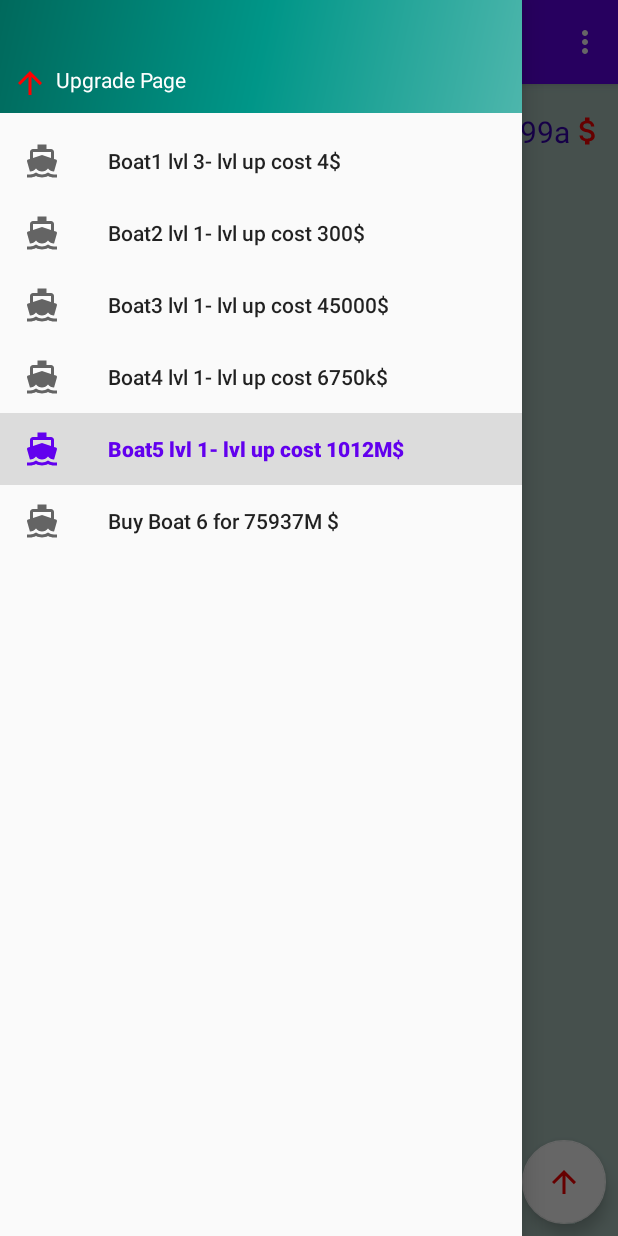
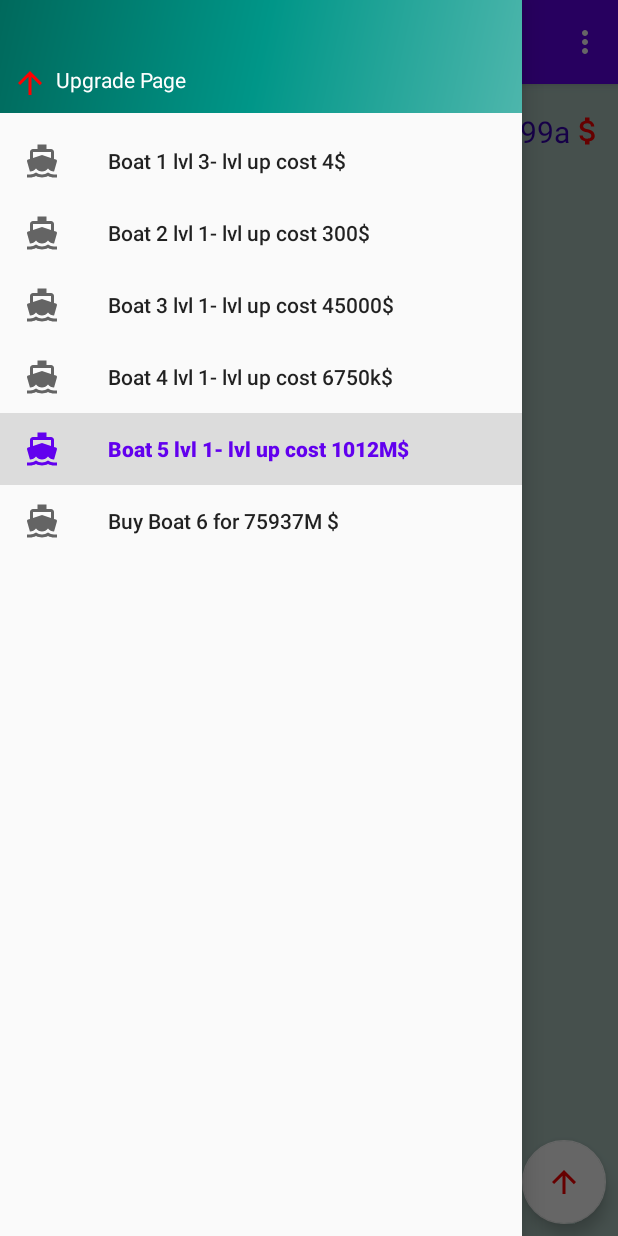
Before and after one commit to JorisMonnet/Fishing_Clicker, an Android app: the screen it shows after launch (MainActivity), in the side drawer, after a tap on an icon or button, on a phone screen of 412 x 824 dp. Run offline under Robolectric (Android 15) with nearby library versions, the phone set to English and light mode, and no system bars.

Commit message:
agenerify boattreatement and buyboat

```diff
--- a/Fishing_Clicker/app/src/main/java/hearc/dev_mobile/fishing_clicker/MainActivity.kt
+++ b/Fishing_Clicker/app/src/main/java/hearc/dev_mobile/fishing_clicker/MainActivity.kt
@@ -77,7 +77,7 @@ class MainActivity : AppCompatActivity() {
     override fun onCreateOptionsMenu(menu: Menu): Boolean {
         // Inflate the menu; this adds items to the action bar if it is present.
         menuInflater.inflate(R.menu.main, menu)
-        nav_view.menu.findItem(R.id.boat1).title = "Boat1 cost ${boatManager.currentNewBoatPrice}$"
+        nav_view.menu.findItem(R.id.boat1).title = "${boatManager.boatList[0].name} cost ${boatManager.boatList[0].purchasePrice}$"
         return true
     }
 
--- a/Fishing_Clicker/app/src/main/java/hearc/dev_mobile/fishing_clicker/boat/Boat.kt
+++ b/Fishing_Clicker/app/src/main/java/hearc/dev_mobile/fishing_clicker/boat/Boat.kt
@@ -7,9 +7,9 @@ import java.math.BigInteger
 
 
 class Boat(
-    private var efficiency: BigInteger, val resourceId: Int, var priceUpdate: Money,
+    val name : String, private var efficiency: BigInteger, val resourceId: Int, val purchasePrice : Money,
     private val mainActivity: MainActivity) {
-
+    var priceUpdate: Money = Money(purchasePrice.value.multiply(BigInteger("2")))
     var level = 1L
 
     private var imageId = when (resourceId) {
@@ -23,7 +23,7 @@ class Boat(
      * Function to self update on call the level & then the efficiency of the boat
      */
     fun increaseLevel() {
-        level+=1
+        level++
         efficiency = efficiency.add(BigInteger.valueOf(5*level))
         mainActivity.updateMoneyTextView(priceUpdate.value.negate())
         priceUpdate.value+=priceUpdate.value.divide(BigInteger("2"))
@@ -35,4 +35,5 @@ class Boat(
     fun doMoneyReward(eSec: Long) {
         mainActivity.updateMoneyTextView(BigInteger.valueOf((efficiency.multiply(BigInteger.valueOf(eSec))).toLong()))
     }
+
 }
--- a/Fishing_Clicker/app/src/main/java/hearc/dev_mobile/fishing_clicker/ui/BoatManager.kt
+++ b/Fishing_Clicker/app/src/main/java/hearc/dev_mobile/fishing_clicker/ui/BoatManager.kt
@@ -16,35 +16,20 @@ import kotlin.math.pow
 
 class BoatManager(private val mainActivity: MainActivity) {
 
-    private var boughtBoatList = LinkedList<Boat>()
     val boatList : LinkedList<Boat> = generateBoatList()
-
-    private var boatIndex = 1
-    private var baseEfficiency = BigInteger.ONE
-    var currentNewBoatPrice: BigInteger = BigInteger.ONE//TODO TO SET GOOD VALUE
 
     private var navView: NavigationView = mainActivity.nav_view
     private var applicationContext: Context = mainActivity.applicationContext
-
+    private var displayedBoat=0
     private var playerMoney = mainActivity.user.money
 
-    private fun buyABoat() {
-        boughtBoatList.add(
-            Boat(
-                baseEfficiency,
-                boatIndex,
-                Money(currentNewBoatPrice.multiply(BigInteger("2"))),
-                mainActivity
-            )
-        )
-        baseEfficiency = baseEfficiency.multiply(BigInteger.TEN)
-        mainActivity.updateMoneyTextView(currentNewBoatPrice.negate())
-
-        currentNewBoatPrice = currentNewBoatPrice.multiply(BigInteger("150"))
+    private fun buyBoat(index : Int) {
+        displayedBoat++
+        mainActivity.updateMoneyTextView(boatList[index].purchasePrice.value.negate())
 
         val textView = TextView(mainActivity)
         textView.textAlignment = View.TEXT_ALIGNMENT_CENTER
-        textView.text = "Boat n° ${boatIndex++}"
+        textView.text = boatList[index].name
 
         val imageView =
             ImageView(mainActivity)
@@ -54,28 +39,29 @@ class BoatManager(private val mainActivity: MainActivity) {
         imageView.setImageResource(R.drawable.ic_fish_boat1)
 
         val layout = mainActivity.findViewById<LinearLayout>(R.id.imageLayout)
-        layout?.addView(imageView)
-        layout?.addView(textView)
+        layout.addView(imageView)
+        layout.addView(textView)
     }
 
     private fun generateBoatList() : LinkedList<Boat>{
         val list = LinkedList<Boat>()
-        addToBoatList(list,R.id.boat1)
-        addToBoatList(list,R.id.boat2)
-        addToBoatList(list,R.id.boat3)
-        addToBoatList(list,R.id.boat4)
-        addToBoatList(list,R.id.boat5)
-        addToBoatList(list,R.id.boat6)
-        addToBoatList(list,R.id.boat7)
+        addToBoatList(list,R.id.boat1,0)
+        addToBoatList(list,R.id.boat2,1)
+        addToBoatList(list,R.id.boat3,2)
+        addToBoatList(list,R.id.boat4,3)
+        addToBoatList(list,R.id.boat5,4)
+        addToBoatList(list,R.id.boat6,5)
+        addToBoatList(list,R.id.boat7,6)
         return list
     }
 
-    private fun addToBoatList(list : LinkedList<Boat>, id : Int) {
+    private fun addToBoatList(list : LinkedList<Boat>, id : Int,indexList : Int) {
         list.add(
             Boat(
-                BigInteger.valueOf(10.0.pow(list.size).toLong()), //TODO find good value
+                "Boat ${indexList+1}",
+                BigInteger.valueOf(10.0.pow(list.size).toLong()),
                 id,
-                Money(BigInteger.valueOf(2.0.pow(list.size).toLong())), //TODO find good value
+                Money(BigInteger.valueOf(150.0.pow(indexList).toLong())),
                 mainActivity
             )
         )
@@ -93,24 +79,22 @@ class BoatManager(private val mainActivity: MainActivity) {
     }
 
     private fun boatTreatment(it: MenuItem, nextIdBoat: Int, inxBoat: Int) {
-        if (playerMoney.value >= currentNewBoatPrice && boughtBoatList.size <= inxBoat) {
-            buyABoat()
+        if (playerMoney.value >= boatList[inxBoat+1].priceUpdate.value && displayedBoat <= inxBoat) {
+            buyBoat(inxBoat)
             if (nextIdBoat != -1) {
                 navView.menu.findItem(nextIdBoat).isVisible = true
-                val tempMoney=Money(currentNewBoatPrice)
-                navView.menu.findItem(nextIdBoat).title =
-                    "Buy Boat ${inxBoat + 2} for $tempMoney $"
+                navView.menu.findItem(nextIdBoat).title ="Buy ${boatList[inxBoat+1].name} for ${boatList[inxBoat+1].purchasePrice} $"
             }
-            makeToast("You bought boat ${inxBoat + 1} ")
-            playerMoney.value.subtract(currentNewBoatPrice)
-            it.title = "Boat${inxBoat + 1} lvl ${boughtBoatList[inxBoat].level}- lvl up cost ${boughtBoatList[inxBoat].priceUpdate}$"
-        } else if (boughtBoatList.size > inxBoat && (playerMoney.value.compareTo(boughtBoatList[inxBoat].priceUpdate.value) == 1 || playerMoney.value == boughtBoatList[inxBoat].priceUpdate.value)) {
-            boughtBoatList[inxBoat].increaseLevel()
-            playerMoney.value.subtract(boughtBoatList[inxBoat].priceUpdate.value)
-            makeToast("You upgraded boat ${inxBoat + 1} ")
-            it.title = "Boat${inxBoat + 1} lvl ${boughtBoatList[inxBoat].level}- lvl up cost ${boughtBoatList[inxBoat].priceUpdate}$"
-        } else if (!(boughtBoatList.size > inxBoat && (playerMoney.value.compareTo(boughtBoatList[inxBoat].priceUpdate.value) == 1
-                    || playerMoney.value == boughtBoatList[inxBoat].priceUpdate.value)) || !(playerMoney.value >= currentNewBoatPrice && boughtBoatList.size <= inxBoat)) {
+            makeToast("You bought ${boatList[inxBoat].name} ")
+            playerMoney.value.subtract(boatList[inxBoat].priceUpdate.value)
+            it.title = "${boatList[inxBoat].name} lvl ${boatList[inxBoat].level}- lvl up cost ${boatList[inxBoat].priceUpdate}$"
+        } else if (boatList.size > inxBoat && (playerMoney.value.compareTo(boatList[inxBoat].priceUpdate.value) == 1 || playerMoney.value == boatList[inxBoat].priceUpdate.value)) {
+            boatList[inxBoat].increaseLevel()
+            playerMoney.value.subtract(boatList[inxBoat].priceUpdate.value)
+            makeToast("You upgraded ${boatList[inxBoat].name} ")
+            it.title = "${boatList[inxBoat].name} lvl ${boatList[inxBoat].level}- lvl up cost ${boatList[inxBoat].priceUpdate}$"
+        } else if (!(boatList.size > inxBoat && (playerMoney.value.compareTo(boatList[inxBoat].priceUpdate.value) == 1
+                    || playerMoney.value == boatList[inxBoat].priceUpdate.value)) || !(playerMoney.value >= boatList[inxBoat+1].priceUpdate.value && boatList.size <= inxBoat)) {
             makeToast("Not enough money ! Go Fish !")
         }
     }
@@ -118,4 +102,8 @@ class BoatManager(private val mainActivity: MainActivity) {
     private fun makeToast(message : String){
         Toast.makeText(applicationContext,message,Toast.LENGTH_SHORT).show()
     }
+
+    private fun saveData(){
+
+    }
 }
--- a/Fishing_Clicker/app/src/main/res/menu/activity_main_drawer.xml
+++ /dev/null
@@ -1,18 +0,0 @@
-<?xml version="1.0" encoding="utf-8"?>
-<menu xmlns:android="http://schemas.android.com/apk/res/android"
-    xmlns:tools="http://schemas.android.com/tools"
-    tools:showIn="navigation_view">
-
-    <group android:checkableBehavior="all">
-        <item
-            android:icon="@drawable/ic_boat"
-            android:title="@string/menu_boat1"/>
-        <item
-            android:icon="@drawable/ic_boat"
-            android:title="@string/menu_boat2" />
-        <item
-            android:icon="@drawable/ic_boat"
-            android:title="@string/menu_boat3" />
-
-    </group>
-</menu>
```
